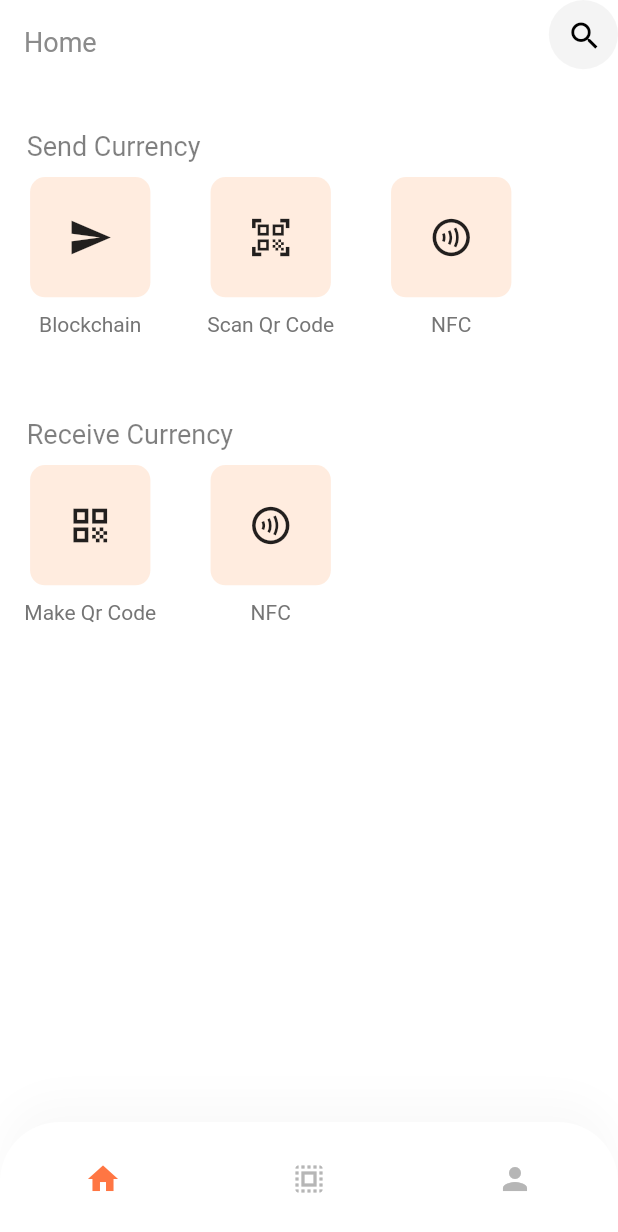
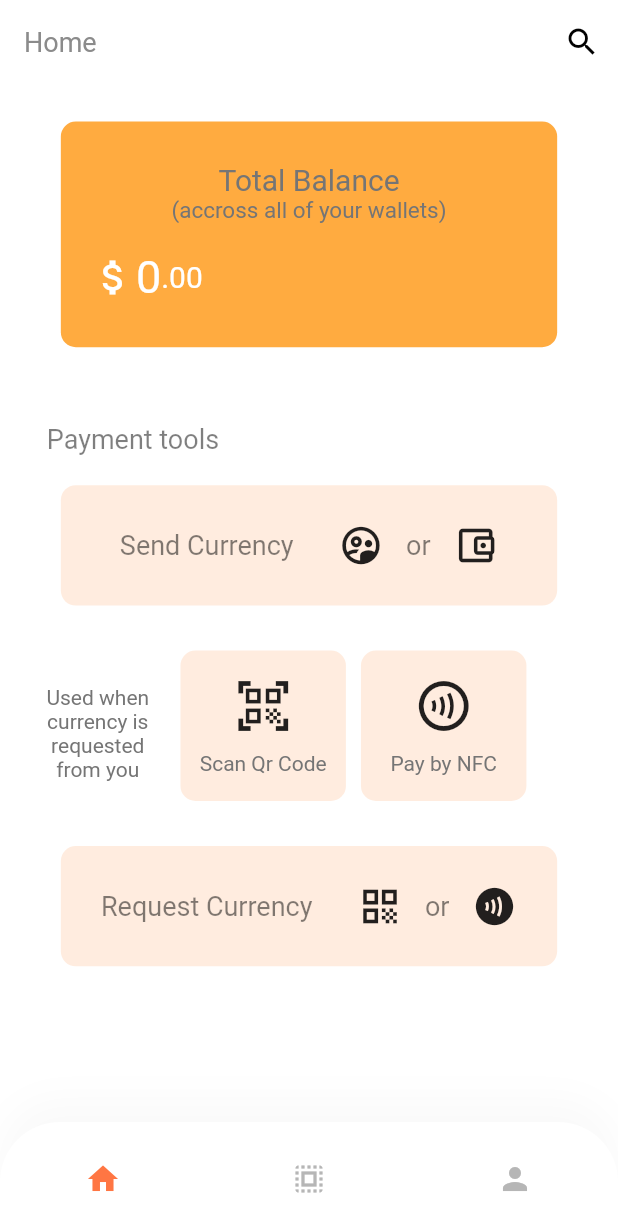
Before and after one commit to jlynch25/fyp_app, a Flutter app: the HomeScreen screen opened by its route, on a phone screen of 412 x 824 dp. Shown: the top 1232 px of the screen. Run offline on Flutter 3.47's test engine with Material 2 defaults, Android fonts, the phone set to English and light mode, and no system bars; our stand-ins replace qr_flutter, share; missing offline and left inert: dart:ffi, grpc, nfc_in_flutter, protobuf, qr_code_scanner; Roboto replaces fonts that are missing (Muli); statements that could not run were skipped.

Commit message:
home screen clean up and get users total balance over all wallets

```diff
--- /dev/null
+++ b/example/lib/screens/home/components/balance_card.dart
@@ -0,0 +1,131 @@
+import 'package:flutter/material.dart';
+import 'package:mylib/mylib.dart';
+import 'package:mylib_example/protos/service.pb.dart';
+import 'package:mylib_example/service/chat_service.dart';
+
+import '../../../size_config.dart';
+
+class BalanceCard extends StatefulWidget {
+  const BalanceCard({
+    Key? key,
+  }) : super(key: key);
+
+  @override
+  State<StatefulWidget> createState() => _BalanceCardState();
+}
+
+class _BalanceCardState extends State<BalanceCard> {
+  User user = ChatService.user;
+  late Set<Future<String?>> balance;
+  late int _totalbalance = 0;
+  late bool _gotbalance = false;
+  _BalanceCardState();
+
+  @override
+  void initState() {
+    super.initState();
+    balance = Set();
+
+    for (Wallet wallet in user.wallets) {
+      balance.add(Mylib.blockchainGetBalance(wallet.address, "3000"));
+    }
+
+    balanceState();
+  }
+
+  void balanceState() async {
+    for (Future<String?> bal in balance) {
+      _totalbalance = _totalbalance + int.parse((await bal)!);
+    }
+    setState(() => _gotbalance = true);
+  }
+
+  @override
+  Widget build(BuildContext context) {
+    return GestureDetector(
+      onTap: () {
+        // TODO
+        // Navigator.pushNamed(context, press);
+      },
+      child: SizedBox(
+        width: getProportionateScreenWidth(330),
+        child: Column(
+          children: [
+            Container(
+              padding: EdgeInsets.all(getProportionateScreenWidth(10)),
+              height: getProportionateScreenWidth(150),
+              width: getProportionateScreenWidth(330),
+              decoration: BoxDecoration(
+                color: Colors.orangeAccent,
+                borderRadius: BorderRadius.circular(10),
+              ),
+              child: Column(
+                mainAxisAlignment: MainAxisAlignment.center,
+                children: [
+                  Column(
+                    mainAxisAlignment: MainAxisAlignment.spaceEvenly,
+                    children: [
+                      Padding(
+                        padding: const EdgeInsets.all(8.0),
+                        child: Column(
+                          children: [
+                            Text(
+                              "Total Balance",
+                              style: TextStyle(fontSize: 20),
+                              // textAlign: TextAlign.left
+                            ),
+                            Text(
+                              "(accross all of your wallets)",
+                              style: TextStyle(fontSize: 15),
+                              // textAlign: TextAlign.left
+                            )
+                          ],
+                        ),
+                      ),
+                      Padding(
+                        padding: const EdgeInsets.all(10.0),
+                        child: _gotbalance
+                            ? Row(children: [
+                                Icon(
+                                  Icons.attach_money,
+                                  color: Colors.white,
+                                  size: 30,
+                                ),
+                                Text(
+                                  _totalbalance.toString(),
+                                  style: TextStyle(
+                                      color: Colors.white, fontSize: 30),
+                                ),
+                                Text(
+                                  ".00",
+                                  style: TextStyle(
+                                      color: Colors.white, fontSize: 20),
+                                )
+                              ])
+                            : Row(children: [
+                                Icon(
+                                  Icons.attach_money,
+                                  color: Colors.white,
+                                ),
+                                CircularProgressIndicator(),
+                              ]),
+                      ),
+                    ],
+                  ),
+                  // Icon(
+                  //   icon,
+                  //   size: 40,
+                  // ),
+                  // SizedBox(
+                  //   height: 10,
+                  // ),
+                  // Text(text, textAlign: TextAlign.center)
+                ],
+              ),
+            ),
+          ],
+        ),
+      ),
+    );
+  }
+}
--- a/example/lib/screens/home/components/body.dart
+++ b/example/lib/screens/home/components/body.dart
@@ -1,13 +1,17 @@
 import 'package:flutter/material.dart';
 import 'package:mylib_example/screens/complete_profile/complete_profile_screen.dart';
+import 'package:mylib_example/screens/home/components/request_card.dart';
 import 'package:mylib_example/screens/home/components/send_card.dart';
+import 'package:mylib_example/screens/nfc_scanner/nfc_scanner_screen.dart';
 import 'package:mylib_example/screens/profile/profile_screen.dart';
 import 'package:mylib_example/screens/qr_maker.dart/qr_maker_screen.dart';
 import 'package:mylib_example/screens/qr_scanner.dart/qr_scanner_screen.dart';
+import 'package:mylib_example/screens/request_currency/request_curreny_screen.dart';
 import 'package:mylib_example/screens/send_select_address.dart/send_select_address_screen.dart';
 import 'package:mylib_example/service/chat_service.dart';
 
 import '../../../size_config.dart';
+import 'balance_card.dart';
 import 'home_header.dart';
 // import 'categories.dart';
 // import 'discount_banner.dart';
@@ -25,85 +29,130 @@ class Body extends StatelessWidget {
         child: Column(
           children: [
             // SizedBox(height: getProportionateScreenHeight(20)),
-            SizedBox(height: getProportionateScreenWidth(10)),
+            SizedBox(height: getProportionateScreenWidth(25)),
             // DiscountBanner(),
             // Categories(),
             // SpecialOffers(),
+            // SizedBox(
+            //   width: double.infinity,
+            //   child: Container(
+            //     child: Text(
+            //       " \n\t\t\t\tSend Currency",
+            //       style: TextStyle(
+            //           color: Colors.black.withOpacity(0.5), fontSize: 18),
+            //       textAlign: TextAlign.left,
+            //     ),
+            //   ),
+            // ),
+            BalanceCard(),
+            SizedBox(height: getProportionateScreenHeight(30)),
             SizedBox(
               width: double.infinity,
               child: Container(
                 child: Text(
-                  " \n\t\t\t\tSend Currency",
+                  " \n\t\t\t\t\t\t\tPayment tools",
                   style: TextStyle(
                       color: Colors.black.withOpacity(0.5), fontSize: 18),
                   textAlign: TextAlign.left,
                 ),
               ),
             ),
+            SizedBox(height: getProportionateScreenHeight(20)),
+            RequestCard(
+              icon2: Icons.account_balance_wallet_outlined,
+              icon1: Icons.supervised_user_circle_outlined,
+              text: "Send Currency",
+              press: SendSelectAdressScreen.routeName, //TODO
+            ),
+            SizedBox(height: getProportionateScreenHeight(20)),
+            Row(
+              // scrollDirection: Axis.horizontal,
+              children: <Widget>[
+                SizedBox(width: getProportionateScreenWidth(20)),
+                SizedBox(
+                  width: getProportionateScreenWidth(90),
+                  child: Column(
+                    children: [
+                      Container(
+                        padding:
+                            EdgeInsets.all(getProportionateScreenWidth(10)),
+                        height: getProportionateScreenWidth(100),
+                        width: getProportionateScreenWidth(90),
+                        decoration: BoxDecoration(
+                          color: Colors.transparent,
+                          borderRadius: BorderRadius.circular(10),
+                        ),
+                        child: Column(
+                          mainAxisAlignment: MainAxisAlignment.center,
+                          children: [
                             SizedBox(
                               height: 10,
                             ),
-            Container(
-              height: 120,
-              child: ListView(
-                scrollDirection: Axis.horizontal,
-                children: <Widget>[
-                  // widget.service
-                  SendCard(
-                    icon: Icons.send,
-                    text: "Blockchain",
-                    press: SendSelectAdressScreen.routeName,
+                            Text("Used when currency is requested from you",
+                                textAlign: TextAlign.center)
+                          ],
                         ),
+                      ),
+                    ],
+                  ),
+                ),
+                SizedBox(width: getProportionateScreenWidth(10)),
                 SendCard(
                   icon: Icons.qr_code_scanner,
                   text: "Scan Qr Code",
                   press: QrScannerScreen.routeName, //TODO
                 ),
+                SizedBox(width: getProportionateScreenWidth(10)),
                 SendCard(
                   icon: Icons.contactless_outlined,
-                    text: "NFC",
-                    press: CompleteProfileScreen.routeName, //TODO
+                  text: "Pay by NFC",
+                  press: NFCScannerScreen.routeName, //TODO
                 ),
               ],
             ),
+            // SizedBox(
+            //   height: 20,
+            // ),
+            // SizedBox(
+            //   width: double.infinity,
+            //   child: Container(
+            //     child: Text(
+            //       " \n\t\t\t\tReceive Currency",
+            //       style: TextStyle(
+            //           color: Colors.black.withOpacity(0.5), fontSize: 18),
+            //       textAlign: TextAlign.left,
+            //     ),
+            //   ),
+            // ),
+            // SizedBox(
+            //   height: 10,
+            // ),
+            // Container(
+            //   height: 120,
+            //   child: ListView(
+            //     scrollDirection: Axis.horizontal,
+            //     children: <Widget>[
+            //       // widget.service
+            //       SendCard(
+            //         icon: Icons.qr_code,
+            //         text: "Make Qr Code",
+            //         press: QrMakerScreen.routeName, //TODO
+            //       ),
+            //       SendCard(
+            //         icon: Icons.contactless_outlined,
+            //         text: "NFC",
+            //         press: CompleteProfileScreen.routeName, //TODO
+            //       ),
+            //     ],
+            //   ),
+            // ),
+            SizedBox(height: getProportionateScreenWidth(30)),
+            RequestCard(
+              icon2: Icons.contactless,
+              icon1: Icons.qr_code,
+              text: "Request Currency",
+              press: RequestCurrencyScreen.routeName, //TODO
             ),
-            SizedBox(
-              height: 20,
-            ),
-            SizedBox(
-              width: double.infinity,
-              child: Container(
-                child: Text(
-                  " \n\t\t\t\tReceive Currency",
-                  style: TextStyle(
-                      color: Colors.black.withOpacity(0.5), fontSize: 18),
-                  textAlign: TextAlign.left,
-                ),
-              ),
-            ),
-            SizedBox(
-              height: 10,
-            ),
-            Container(
-              height: 120,
-              child: ListView(
-                scrollDirection: Axis.horizontal,
-                children: <Widget>[
-                  // widget.service
-                  SendCard(
-                    icon: Icons.qr_code,
-                    text: "Make Qr Code",
-                    press: QrMakerScreen.routeName, //TODO
-                  ),
-                  SendCard(
-                    icon: Icons.contactless_outlined,
-                    text: "NFC",
-                    press: CompleteProfileScreen.routeName, //TODO
-                  ),
-                ],
-              ),
-            ),
-            SizedBox(height: getProportionateScreenWidth(30)),
             // PopularProducts(),
             SizedBox(height: getProportionateScreenWidth(30)),
           ],
--- a/example/lib/screens/home/components/request_card.dart
+++ b/example/lib/screens/home/components/request_card.dart
@@ -35,10 +35,8 @@ class RequestCard extends StatelessWidget {
                   borderRadius: BorderRadius.circular(10),
                 ),
                 child: Row(
+                  mainAxisAlignment: MainAxisAlignment.center,
                   children: [
-                    SizedBox(
-                      width: 25,
-                    ),
                     Text(
                       text,
                       style: TextStyle(
--- a/example/lib/screens/home/components/send_card.dart
+++ b/example/lib/screens/home/components/send_card.dart
@@ -21,26 +21,31 @@ class SendCard extends StatelessWidget {
         Navigator.pushNamed(context, press);
       },
       child: SizedBox(
-        width: getProportionateScreenWidth(120),
+        width: getProportionateScreenWidth(110),
         child: Column(
           children: [
             Container(
               padding: EdgeInsets.all(getProportionateScreenWidth(10)),
-              height: getProportionateScreenWidth(80),
-              width: getProportionateScreenWidth(80),
+              height: getProportionateScreenWidth(100),
+              width: getProportionateScreenWidth(120),
               decoration: BoxDecoration(
                 color: Color(0xFFFFECDF),
                 borderRadius: BorderRadius.circular(10),
               ),
-              child: Icon(
-                icon,
-                size: 30,
+              child: Column(
+                mainAxisAlignment: MainAxisAlignment.center,
+                children: [
+                  Icon(
+                    icon,
+                    size: 40,
+                  ),
+                  SizedBox(
+                    height: 10,
+                  ),
+                  Text(text, textAlign: TextAlign.center)
+                ],
               ),
             ),
-            SizedBox(
-              height: 10,
-            ),
-            Text(text, textAlign: TextAlign.center)
           ],
         ),
       ),
--- a/example/lib/screens/home/home_screen.dart
+++ b/example/lib/screens/home/home_screen.dart
@@ -18,9 +18,9 @@ class HomeScreen extends StatelessWidget {
       appBar: AppBar(
         title: Text("Home"),
         actions: [
-          IconBtnWithCounter(
-            svgSrc: Icons.search,
-            press: () {
+          IconButton(
+            icon: Icon(Icons.search),
+            onPressed: () {
               showSearch(context: context, delegate: UserSearch());
             },
           ),
```
Lines whose indentation alone changed are shown as unchanged.
